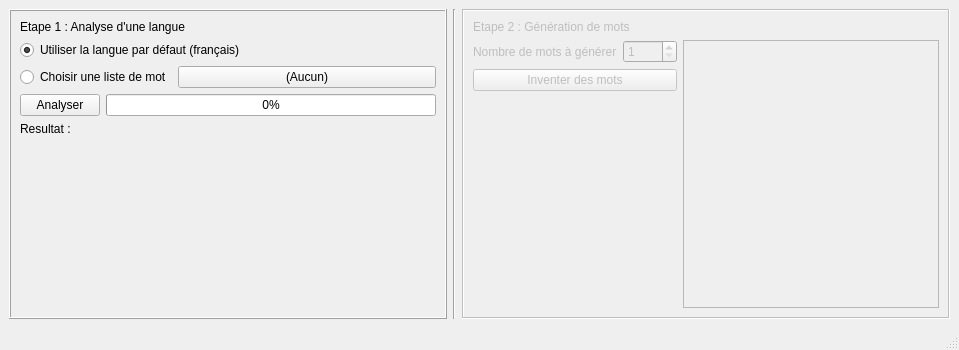
Sayanel01/GeMot, file mainwindow.ui: the form before one commit.
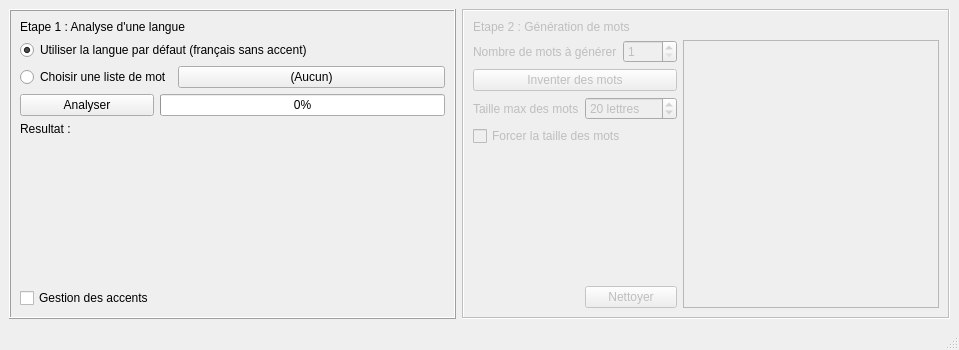
The form after the commit.

Commit message: Ajout de paremetre par checkbox + plein de trucs en mieux Première version "release" (yep je sais ça sert à rien)

What changed in the file:
```diff
--- a/mainwindow.ui
+++ b/mainwindow.ui
@@ -56,6 +56,30 @@
              </property>
             </widget>
            </item>
+           <item row="2" column="1">
+            <spacer name="verticalSpacer_2">
+             <property name="orientation">
+              <enum>Qt::Vertical</enum>
+             </property>
+             <property name="sizeHint" stdset="0">
+              <size>
+               <width>20</width>
+               <height>40</height>
+              </size>
+             </property>
+            </spacer>
+           </item>
+           <item row="4" column="0">
+            <widget class="QCheckBox" name="check_accent">
+             <property name="toolTip">
+              <string>Convertit les &quot;é&quot; en &quot;e&quot;, au lieu de faire comme s'il n'existait pas.
+ C'est mal fait donc très long, et ça sert à rien sur les listes de mots sans accents</string>
+             </property>
+             <property name="text">
+              <string>Gestion des accents</string>
+             </property>
+            </widget>
+           </item>
           </layout>
          </item>
          <item row="0" column="0">
@@ -74,16 +98,6 @@
              </property>
             </widget>
            </item>
-           <item row="1" column="0" colspan="2">
-            <widget class="QRadioButton" name="radio_LangDef">
-             <property name="text">
-              <string>Utiliser la langue par défaut (français)</string>
-             </property>
-             <property name="checked">
-              <bool>true</bool>
-             </property>
-            </widget>
-           </item>
            <item row="0" column="0" colspan="3">
             <widget class="QLabel" name="label_Analyse">
              <property name="text">
@@ -91,33 +105,23 @@
              </property>
             </widget>
            </item>
+           <item row="1" column="0" colspan="3">
+            <widget class="QRadioButton" name="radio_LangDef">
+             <property name="text">
+              <string>Utiliser la langue par défaut (français sans accent)</string>
+             </property>
+             <property name="checked">
+              <bool>true</bool>
+             </property>
+            </widget>
+           </item>
           </layout>
          </item>
         </layout>
        </item>
-       <item row="1" column="0">
-        <spacer name="verticalSpacer_2">
-         <property name="orientation">
-          <enum>Qt::Vertical</enum>
-         </property>
-         <property name="sizeHint" stdset="0">
-          <size>
-           <width>20</width>
-           <height>40</height>
-          </size>
-         </property>
-        </spacer>
-       </item>
       </layout>
      </widget>
     </item>
-    <item>
-     <widget class="Line" name="line">
-      <property name="orientation">
-       <enum>Qt::Vertical</enum>
-      </property>
-     </widget>
-    </item>
     <item>
      <widget class="QFrame" name="frame_generation">
       <property name="enabled">
@@ -132,35 +136,30 @@
       <layout class="QVBoxLayout" name="verticalLayout">
        <item>
         <layout class="QGridLayout" name="layout_generation">
-         <item row="3" column="0">
-          <widget class="QPushButton" name="bouton_GenMots">
+         <item row="4" column="1">
+          <widget class="QSpinBox" name="spin_tailleMax">
+           <property name="suffix">
+            <string> lettres</string>
+           </property>
+           <property name="minimum">
+            <number>1</number>
+           </property>
+           <property name="singleStep">
+            <number>2</number>
+           </property>
+           <property name="value">
+            <number>20</number>
+           </property>
+          </widget>
+         </item>
+         <item row="7" column="1">
+          <widget class="QPushButton" name="bouton_clear">
            <property name="text">
-            <string>Inventer des mots</string>
+            <string>Nettoyer</string>
            </property>
           </widget>
          </item>
-         <item row="2" column="0">
-          <layout class="QHBoxLayout" name="horizontalLayout_2">
-           <item>
-            <widget class="QLabel" name="label_NbMotGen">
-             <property name="text">
-              <string>Nombre de mots à générer</string>
-             </property>
-            </widget>
-           </item>
-           <item>
-            <widget class="QSpinBox" name="spin_NbMots">
-             <property name="minimum">
-              <number>1</number>
-             </property>
-             <property name="maximum">
-              <number>9999</number>
-             </property>
-            </widget>
-           </item>
-          </layout>
-         </item>
-         <item row="4" column="0">
+         <item row="6" column="0" colspan="2">
           <spacer name="verticalSpacer">
            <property name="orientation">
             <enum>Qt::Vertical</enum>
@@ -173,7 +172,21 @@
            </property>
           </spacer>
          </item>
-         <item row="2" column="1" rowspan="4">
+         <item row="1" column="0" colspan="3">
+          <widget class="QLabel" name="label_Generation">
+           <property name="text">
+            <string>Etape 2 : Génération de mots</string>
+           </property>
+          </widget>
+         </item>
+         <item row="4" column="0">
+          <widget class="QLabel" name="label_2">
+           <property name="text">
+            <string>Taille max des mots</string>
+           </property>
+          </widget>
+         </item>
+         <item row="2" column="2" rowspan="6">
           <widget class="QTextEdit" name="text_ResMots">
            <property name="cursor" stdset="0">
             <cursorShape>ArrowCursor</cursorShape>
@@ -183,10 +196,38 @@
            </property>
           </widget>
          </item>
-         <item row="1" column="0" colspan="2">
-          <widget class="QLabel" name="label_Generation">
+         <item row="2" column="0" colspan="2">
+          <layout class="QHBoxLayout" name="horizontalLayout_2">
+           <item>
+            <widget class="QLabel" name="label_NbMotGen">
+             <property name="text">
+              <string>Nombre de mots à générer</string>
+             </property>
+            </widget>
+           </item>
+           <item>
+            <widget class="QSpinBox" name="spin_NbMots">
+             <property name="minimum">
+              <number>1</number>
+             </property>
+             <property name="maximum">
+              <number>9999</number>
+             </property>
+            </widget>
+           </item>
+          </layout>
+         </item>
+         <item row="3" column="0" colspan="2">
+          <widget class="QPushButton" name="bouton_GenMots">
            <property name="text">
-            <string>Etape 2 : Génération de mots</string>
+            <string>Inventer des mots</string>
+           </property>
+          </widget>
+         </item>
+         <item row="5" column="0" colspan="2">
+          <widget class="QCheckBox" name="check_forceTaille">
+           <property name="text">
+            <string>Forcer la taille des mots</string>
            </property>
           </widget>
          </item>
```
The commit also changes 4 other files.
